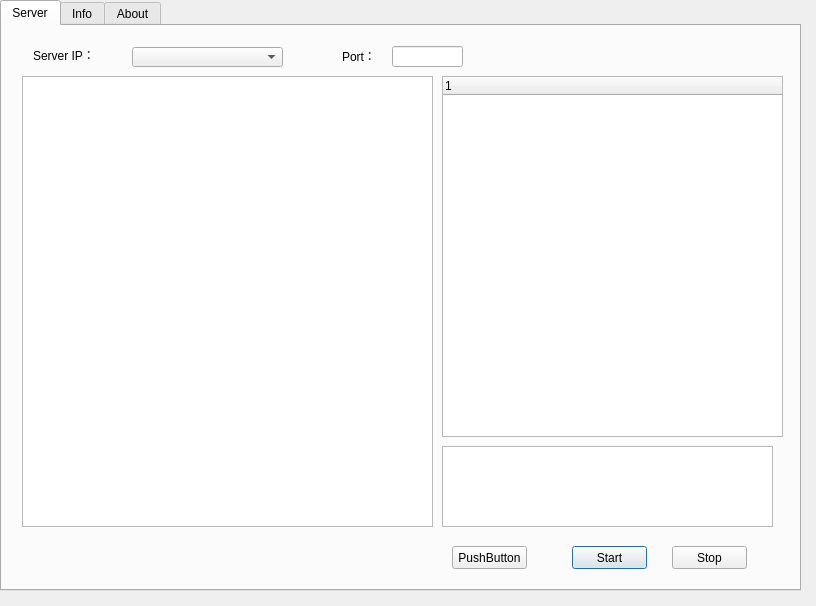
Above: wl_tcpServer/dialog.ui from gessd/my_qt before the change. Below: the same form after it.
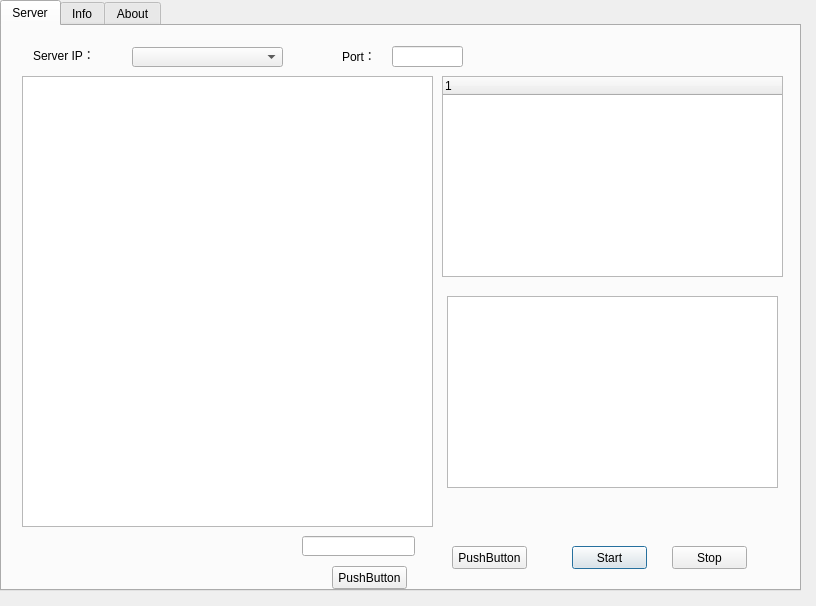
That is the form after the change.

```diff
--- a/wl_tcpServer/dialog.ui
+++ b/wl_tcpServer/dialog.ui
@@ -35,7 +35,7 @@
        <x>440</x>
        <y>50</y>
        <width>341</width>
-       <height>361</height>
+       <height>201</height>
       </rect>
      </property>
      <column>
@@ -139,16 +139,6 @@
       </rect>
      </property>
     </widget>
-    <widget class="QTextEdit" name="textEdit">
-     <property name="geometry">
-      <rect>
-       <x>440</x>
-       <y>420</y>
-       <width>331</width>
-       <height>81</height>
-      </rect>
-     </property>
-    </widget>
     <widget class="QPushButton" name="pushButton">
      <property name="geometry">
       <rect>
@@ -162,6 +152,39 @@
       <string>PushButton</string>
      </property>
     </widget>
+    <widget class="QTableView" name="tableView">
+     <property name="geometry">
+      <rect>
+       <x>445</x>
+       <y>270</y>
+       <width>331</width>
+       <height>192</height>
+      </rect>
+     </property>
+    </widget>
+    <widget class="QPushButton" name="pushButton_2">
+     <property name="geometry">
+      <rect>
+       <x>330</x>
+       <y>540</y>
+       <width>75</width>
+       <height>23</height>
+      </rect>
+     </property>
+     <property name="text">
+      <string>PushButton</string>
+     </property>
+    </widget>
+    <widget class="QLineEdit" name="lineEdit">
+     <property name="geometry">
+      <rect>
+       <x>300</x>
+       <y>510</y>
+       <width>113</width>
+       <height>20</height>
+      </rect>
+     </property>
+    </widget>
    </widget>
    <widget class="QWidget" name="infotab">
     <attribute name="title">
```
